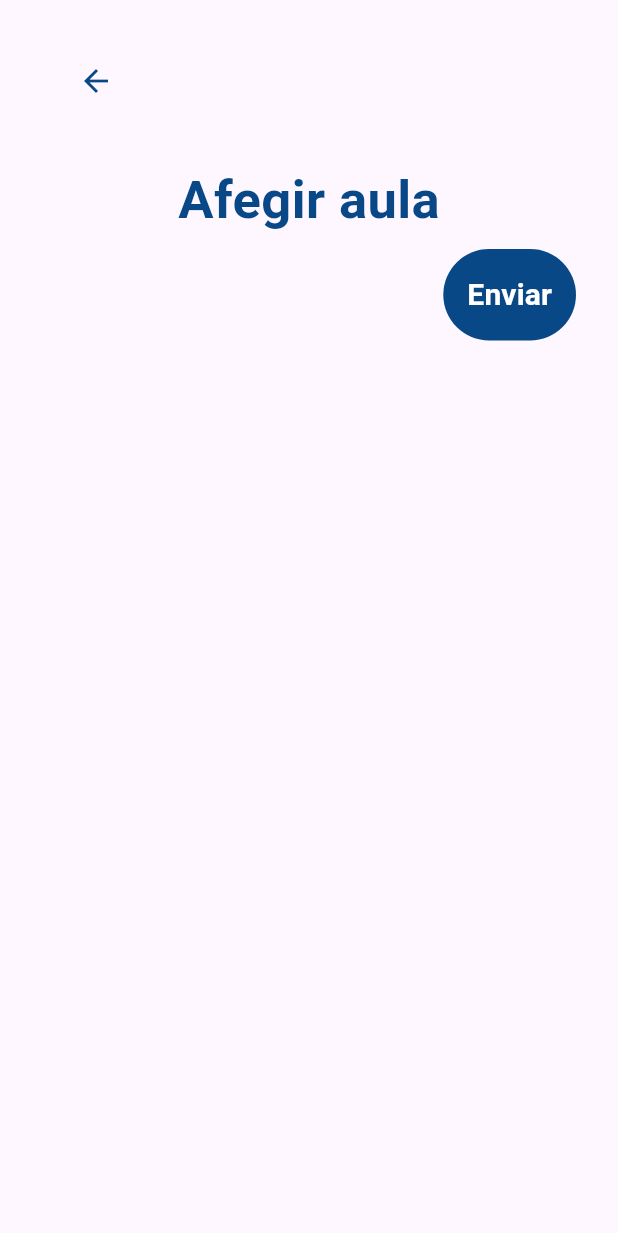
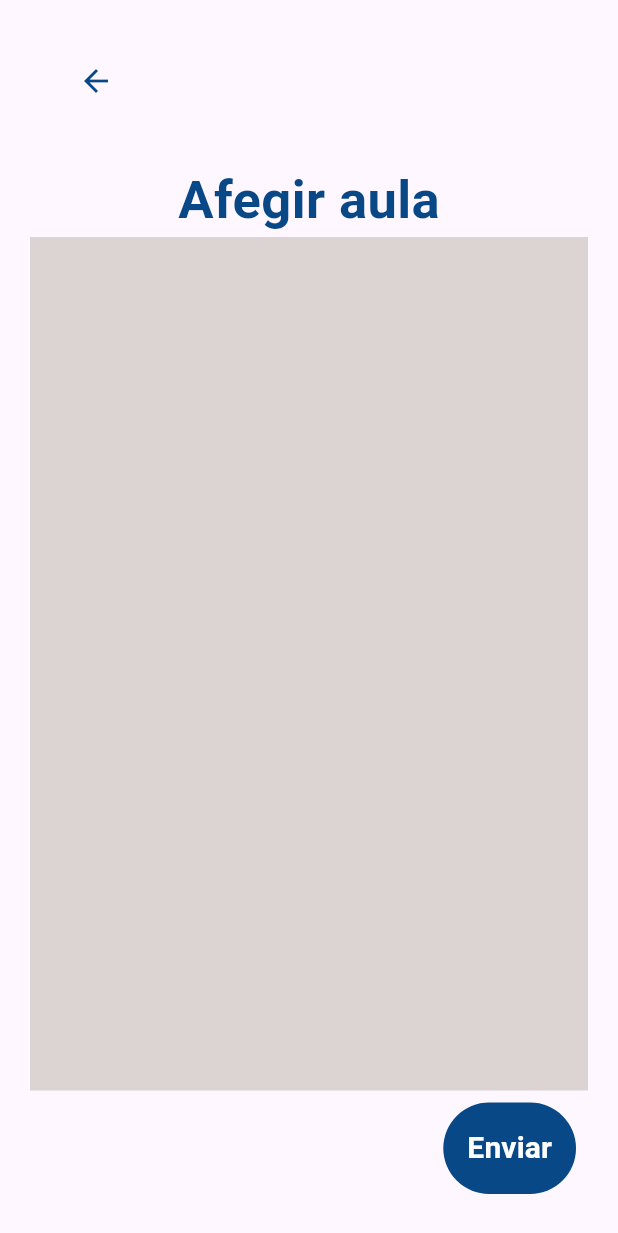
Before and after one commit to SW1073/Bits2024, a Flutter app: the screen it shows after launch, after a tap on the "menu" icon, after a tap on "Afegir aules", on a phone screen of 412 x 824 dp. Shown: the top 1233 px of the screen. Run offline on Flutter 3.47's test engine with Material 3 defaults, Android fonts, the phone set to English and light mode, and no system bars.

Commit message:
afegir aules  millorat

```diff
--- a/front/src/lib/presentacio/screens/afegirAules.dart
+++ b/front/src/lib/presentacio/screens/afegirAules.dart
@@ -80,18 +80,12 @@ class _AfegirAules extends State<AfegirAules> {
                 ),
               ),
             ),
-            /*Expanded(
+            Expanded(
               child: Container(
-                child: Column(
-                  children: [
-                    ListTile(
-                      leading: Text('Provincia: '),
-                      title: ,
-                    )
-                  ],
-                ),
+                height: 400,
+                color: Color.fromRGBO(219, 212, 211, 1),
               ),
-            ),*/
+            ),
             Container(
               padding: EdgeInsets.all(8),
               alignment: Alignment.bottomRight,
```
